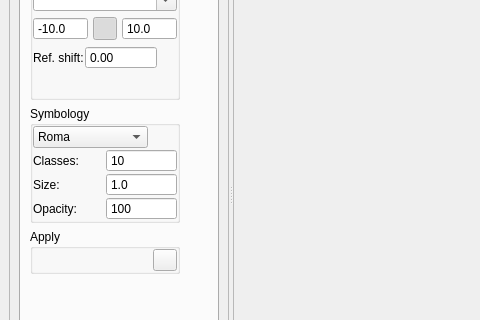
Before: the Qt Designer form insar_explorer_dockwidget_base.ui in luhipi/insar-explorer, drawn with Qt 5; both pictures show x 0 to 480 and y 85 to 405 of the 693 by 578 pixel window.
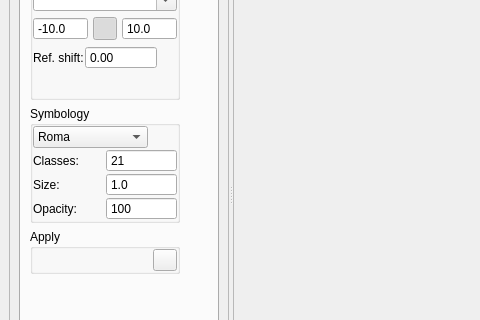
After: the same form once the commit is applied. Icons and pictures are not drawn.

Commit message: update default value for number of classes in UI to 21

```diff
--- a/insar_explorer_dockwidget_base.ui
+++ b/insar_explorer_dockwidget_base.ui
@@ -639,7 +639,7 @@
                             <number>1</number>
                            </property>
                            <property name="value">
-                            <number>10</number>
+                            <number>21</number>
                            </property>
                           </widget>
                          </item>
```
